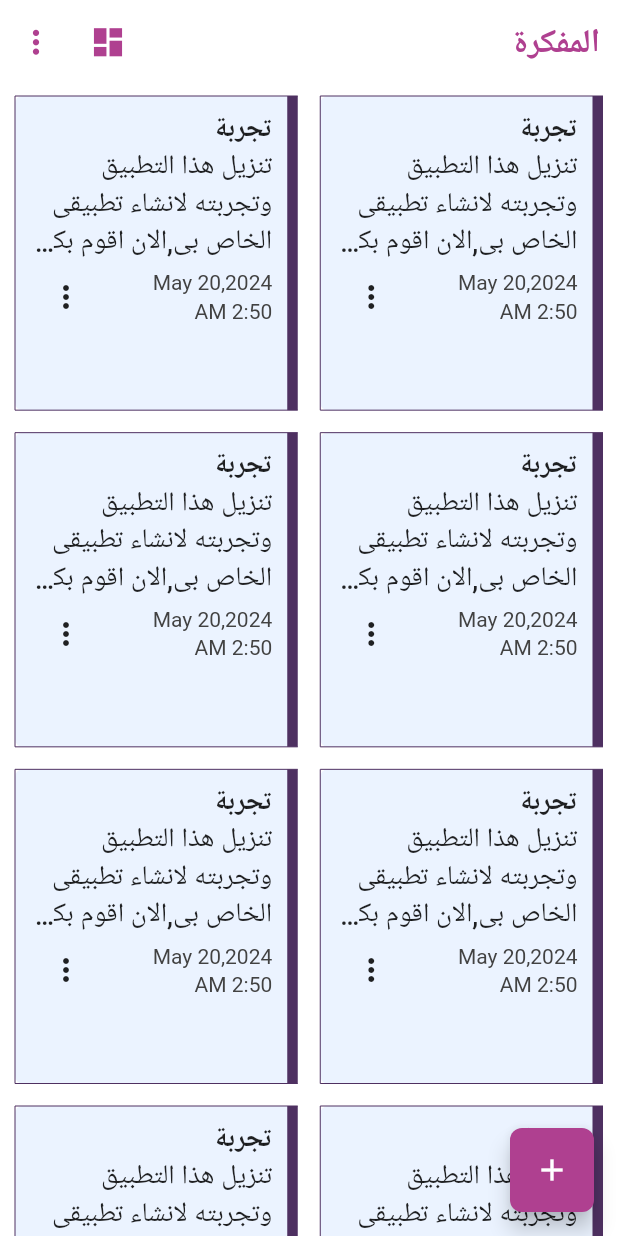
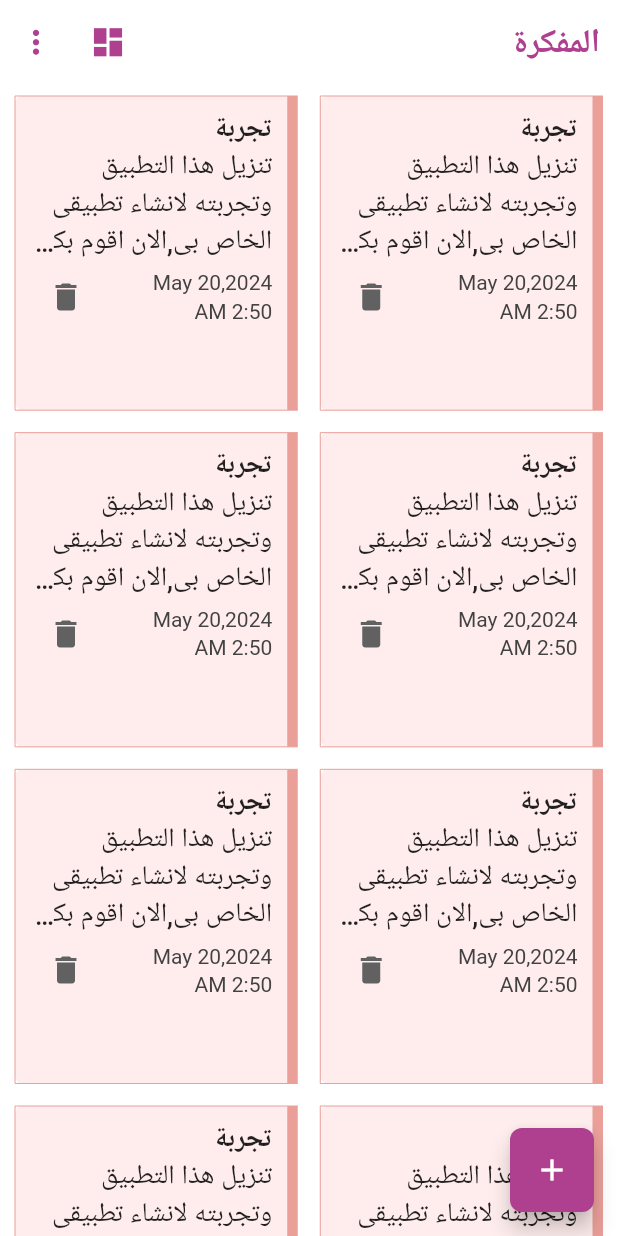
Before and after one commit to rehabsaad075/my_notes_app, a Flutter app: the screen it shows after launch, on a phone screen of 412 x 824 dp. Run offline on Flutter 3.47's test engine with Material 2 defaults, Android fonts, the phone set to English and light mode, and no system bars; our stand-ins replace animated_splash_screen, font_awesome_flutter.

Commit message:
add delete icon

```diff
--- a/lib/view/screens/add_notes_screen.dart
+++ b/lib/view/screens/add_notes_screen.dart
@@ -33,7 +33,7 @@ class AddNotesScreen extends StatelessWidget {
             Text(
                 'may 20,2024 2:50 AM',
               style: TextStyle(
-                color: AppColors.gr
+                color: AppColors.gray
               ),
             ),
             TextFormFieldCustom(
--- a/lib/view/screens/edit_notes_screen.dart
+++ b/lib/view/screens/edit_notes_screen.dart
@@ -33,7 +33,7 @@ class EditNotesScreen extends StatelessWidget {
             Text(
               'may 20,2024 2:50 AM',
               style: TextStyle(
-                  color: AppColors.gr
+                  color: AppColors.gray
               ),
             ),
             TextFormFieldCustom(
--- a/lib/view/widget_custom/notes_item_custom.dart
+++ b/lib/view/widget_custom/notes_item_custom.dart
@@ -14,23 +14,23 @@ class NotesItemCustom extends StatelessWidget {
       child: Container(
         padding: const EdgeInsets.all(10),
         decoration: const BoxDecoration(
-            color: AppColors.othersColor,
+            color: AppColors.finalColor,
             borderRadius: BorderRadius.all(Radius.circular(5)),
           border:  Border(
             right: BorderSide(
-              color: AppColors.othersBorderColor,
+              color: AppColors.finalBorderColor,
               width: 7
             ),
             left: BorderSide(
-                color: AppColors.othersBorderColor,
+                color: AppColors.finalBorderColor,
                 width: 0
             ),
             top: BorderSide(
-                color: AppColors.othersBorderColor,
+                color: AppColors.finalBorderColor,
                 width: 0
             ),
             bottom: BorderSide(
-                color: AppColors.othersBorderColor,
+                color: AppColors.finalBorderColor,
                 width: 0
             ),
           )
@@ -63,14 +63,14 @@ class NotesItemCustom extends StatelessWidget {
                        Text(
                         'May 20,2024',
                         style: TextStyle(
-                            color: AppColors.gray!
+                            color: AppColors.gray800!
                         ),
                 ),
                        const SizedBox(height: 3,),
                        Text(
                          '2:50 AM',
                          style: TextStyle(
-                             color: AppColors.gray!
+                             color: AppColors.gray800!
                          ),
                        ),
                      ],
@@ -78,8 +78,9 @@ class NotesItemCustom extends StatelessWidget {
                  ),
                 IconButton(
                     onPressed: (){},
-                    icon: const Icon(
-                        AppIcons.threeDotVertIcon
+                    icon:  Icon(
+                        AppIcons.deleteIcon,
+                      color: AppColors.gray700,
                     )
                 ),
               ],
--- a/lib/view/widget_custom/text_form_field_custom.dart
+++ b/lib/view/widget_custom/text_form_field_custom.dart
@@ -28,7 +28,7 @@ class TextFormFieldCustom extends StatelessWidget {
         ),
         focusedBorder: const UnderlineInputBorder(
           borderSide: BorderSide(
-            color: AppColors.gr
+            color: AppColors.gray
           )
         )
       ),
--- a/lib/view_model/app_colors.dart
+++ b/lib/view_model/app_colors.dart
@@ -7,15 +7,16 @@ abstract class AppColors{
   static const Color othersColor=Color(0xffEBF3FF);
   static const Color othersBorderColor=Color(0xff4E3061);
   static const Color workColor=Color(0xffE9FBEF);
-  static const Color workPersonalColor=Color(0xff27663B);
+  static const Color workBorderColor=Color(0xff27663B);
   static const Color personalColor=Color(0xffFFFED8);
   static const Color personalBorderColor=Color(0xffE0B211);
   static const Color allColor=Color(0xff9DAFAF);
   static const Color allBorderColor=Color(0xff416559);
   static const Color whiteColor=Colors.white;
-  static const Color gr=Colors.grey;
+  static const Color gray=Colors.grey;
   static const Color black=Colors.black;
-  static  Color? gray=Colors.grey[800];
+  static  Color? gray800=Colors.grey[800];
+  static  Color? gray700=Colors.grey[700];
 
 
 
--- a/lib/view_model/app_icons.dart
+++ b/lib/view_model/app_icons.dart
@@ -8,6 +8,8 @@ abstract class AppIcons{
   static const IconData rectangleIcon=FontAwesomeIcons.list;
   static const IconData arrowIcon=Icons.arrow_forward;
   static const IconData doneIcon=Icons.done;
+  static const IconData deleteIcon=Icons.delete;
+
 
 
 }
```
